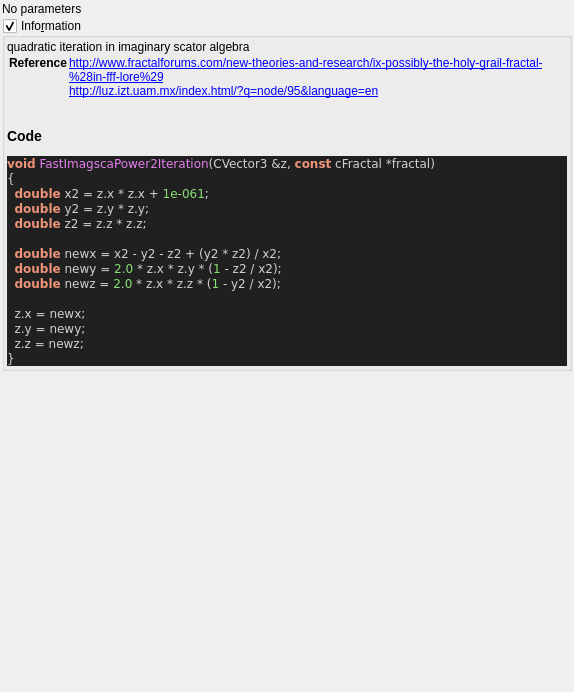
Above: mandelbulber2/qt_data/fractal_imagsca_power_2.ui from buddhi1980/mandelbulber2 before the change. Below: the same form after it.
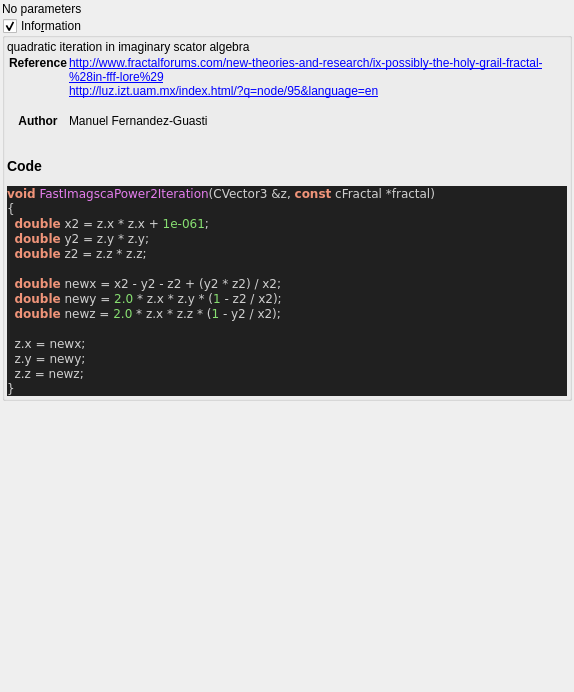
That is the form after the change. Custom widgets are drawn as their Qt base class.

Commit message: added author to scator formula

Diff of the .ui file:
```diff
--- a/mandelbulber2/qt_data/fractal_imagsca_power_2.ui
+++ b/mandelbulber2/qt_data/fractal_imagsca_power_2.ui
@@ -70,6 +70,8 @@
 &lt;tr&gt;&lt;th&gt;Reference&lt;/th&gt;&lt;td&gt;&lt;a href=&quot;http://www.fractalforums.com/new-theories-and-research/ix-possibly-the-holy-grail-fractal-%28in-fff-lore%29&quot;&gt;http://www.fractalforums.com/new-theories-and-research/ix-possibly-the-holy-grail-fractal-%28in-fff-lore%29&lt;br&gt;
 &lt;a href=&quot;http://luz.izt.uam.mx/index.html/?q=node/95&amp;language=en&quot;&gt;http://luz.izt.uam.mx/index.html/?q=node/95&amp;language=en&lt;br&gt;
 &lt;/td&gt;&lt;/tr&gt;
+&lt;tr&gt;&lt;th&gt;Author&lt;/th&gt;&lt;td&gt;Manuel Fernandez-Guasti&lt;br&gt;
+&lt;/td&gt;&lt;/tr&gt;
 &lt;/table&gt;
 &lt;h3&gt;Code&lt;/h3&gt;
 &lt;!DOCTYPE html&gt;
```
